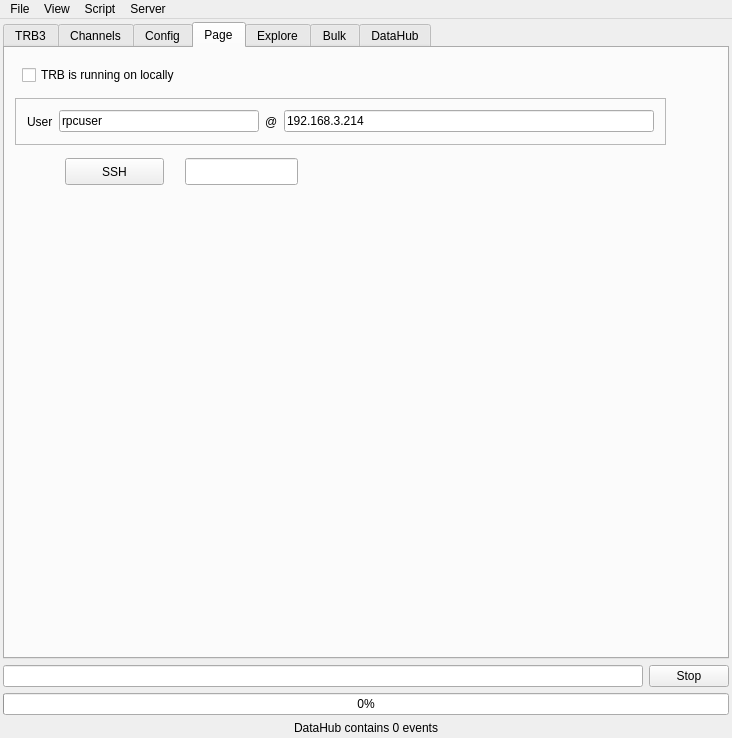
Old version of the form GUI/mainwindow.ui in the repository andrmor/TRB3reader.
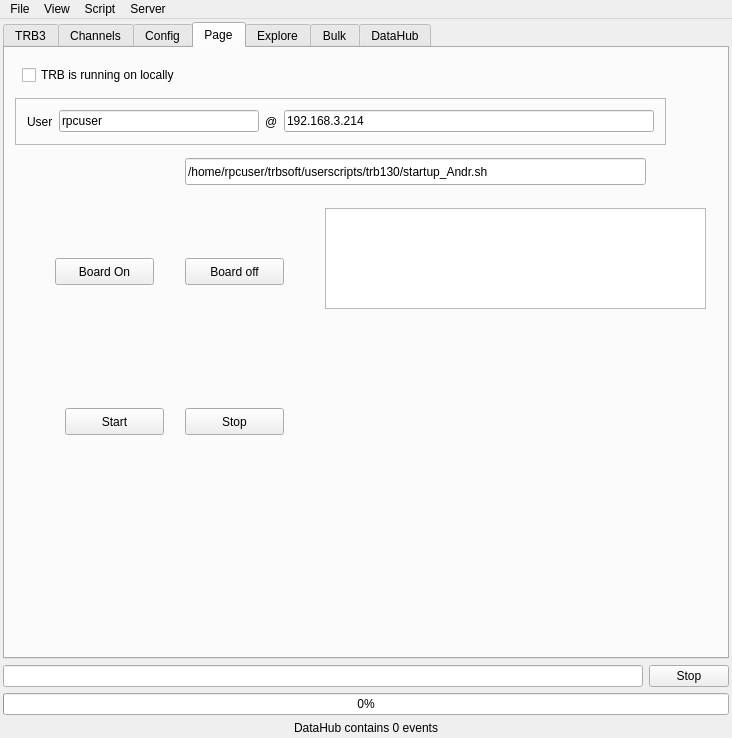
New version of the form.

What changed in the file:
```diff
--- a/GUI/mainwindow.ui
+++ b/GUI/mainwindow.ui
@@ -1615,14 +1615,14 @@
        <widget class="QPushButton" name="pbSSH">
         <property name="geometry">
          <rect>
-          <x>60</x>
-          <y>110</y>
+          <x>50</x>
+          <y>210</y>
           <width>99</width>
           <height>27</height>
          </rect>
         </property>
         <property name="text">
-         <string>SSH</string>
+         <string>Board On</string>
         </property>
        </widget>
        <widget class="QLineEdit" name="leComm">
@@ -1630,10 +1630,13 @@
          <rect>
           <x>180</x>
           <y>110</y>
-          <width>113</width>
+          <width>461</width>
           <height>27</height>
          </rect>
         </property>
+        <property name="text">
+         <string>/home/rpcuser/trbsoft/userscripts/trb130/startup_Andr.sh</string>
+        </property>
        </widget>
        <widget class="QCheckBox" name="cbLocalRun">
         <property name="geometry">
@@ -1703,6 +1706,55 @@
          </item>
         </layout>
        </widget>
+       <widget class="QPushButton" name="pbBoardOff">
+        <property name="geometry">
+         <rect>
+          <x>180</x>
+          <y>210</y>
+          <width>99</width>
+          <height>27</height>
+         </rect>
+        </property>
+        <property name="text">
+         <string>Board off</string>
+        </property>
+       </widget>
+       <widget class="QTextEdit" name="teBoardLog">
+        <property name="geometry">
+         <rect>
+          <x>320</x>
+          <y>160</y>
+          <width>381</width>
+          <height>101</height>
+         </rect>
+        </property>
+       </widget>
+       <widget class="QPushButton" name="pbStartAcquire">
+        <property name="geometry">
+         <rect>
+          <x>60</x>
+          <y>360</y>
+          <width>99</width>
+          <height>27</height>
+         </rect>
+        </property>
+        <property name="text">
+         <string>Start</string>
+        </property>
+       </widget>
+       <widget class="QPushButton" name="pbStopAcquire">
+        <property name="geometry">
+         <rect>
+          <x>180</x>
+          <y>360</y>
+          <width>99</width>
+          <height>27</height>
+         </rect>
+        </property>
+        <property name="text">
+         <string>Stop</string>
+        </property>
+       </widget>
       </widget>
       <widget class="QWidget" name="tab_2">
        <attribute name="title">
```
Left out of the diff: 4 changed lines with no effect on the pictures.
